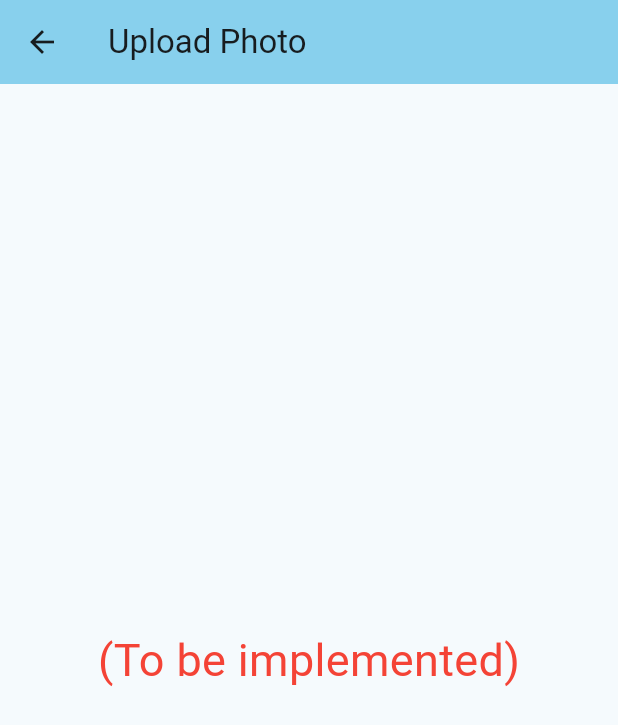
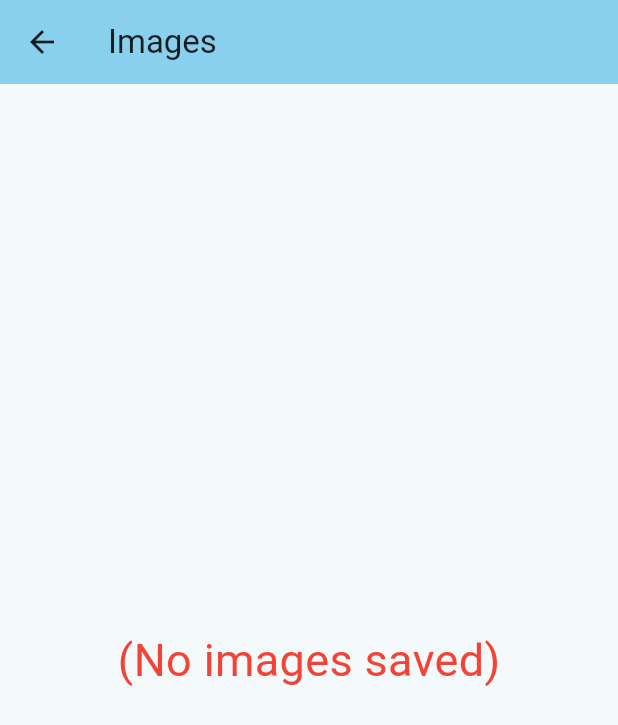
Before and after one commit to DBS-Group-Capstone/Lego-Brick-Counter, a Flutter app: the UploadphotoPage screen opened by its route, on a phone screen of 412 x 824 dp. Shown: the top 725 px of the screen. Run offline on Flutter 3.47's test engine with Material 3 defaults, Android fonts, the phone set to English and light mode, and no system bars; our stand-ins replace camera, cross_file, sqflite, sqflite_common_ffi; missing offline and left inert: cross_file_image; accounts and stored records are empty.

Commit message:
Added uploadphoto_viewimagePage.dart; Completed most of add_uploadphotoPage.dart

```diff
--- a/lib/HOME_addPage.dart
+++ b/lib/HOME_addPage.dart
@@ -96,7 +96,7 @@ class AddPage extends StatelessWidget {
                 Icon(Icons.add_photo_alternate, size: 120),
                 Spacer(),
                 Text(
-                  "Upload",
+                  "Images",
                   style: TextStyle(
                     fontSize: 20
                   )
--- a/lib/add_uploadphotoPage.dart
+++ b/lib/add_uploadphotoPage.dart
@@ -1,4 +1,6 @@
 import 'package:flutter/material.dart';
+import 'package:path_provider/path_provider.dart';
+import 'dart:io';
 
 class UploadphotoPage extends StatefulWidget {
   const UploadphotoPage({super.key});
@@ -9,8 +11,30 @@ class UploadphotoPage extends StatefulWidget {
 }
 
 class _UploadphotoPageState extends State<UploadphotoPage> {
+  List<File> imageList = [];
+
+  @override
+  void initState() {
+    super.initState();
+    count();
+  }
+
+  // For initState override; finds and counts images in folder
+  Future<void> count() async {
+    final apdodi = await getApplicationDocumentsDirectory();
+    final dir =  Directory('${apdodi.path}/images');
+
+    if(await dir.exists()) {
+      List<FileSystemEntity> images = dir.listSync();
+      setState(() {
+        imageList = images.whereType<File>().toList();
+      });
+    }
+  }
+
   @override
   Widget build(BuildContext context) {
+    if (imageList.isEmpty) {
       return Scaffold(
         appBar: AppBar(
           leading: IconButton(
@@ -20,11 +44,11 @@ class _UploadphotoPageState extends State<UploadphotoPage> {
             icon: Icon(Icons.arrow_back)
           ),
           backgroundColor: Theme.of(context).colorScheme.inversePrimary,
-        title: Text("Upload Photo"),
+          title: Text("Images"),
         ),
         body: Center(
           child: Text(
-          '(To be implemented)',
+            '(No images saved)',
             style: TextStyle(
               color: Colors.red,
               fontSize: 30
@@ -33,4 +57,52 @@ class _UploadphotoPageState extends State<UploadphotoPage> {
         )
       );
     }
+
+    return Scaffold(
+        appBar: AppBar(
+          leading: IconButton(
+            onPressed: () {
+              Navigator.of(context).pop();
+            },
+            icon: Icon(Icons.arrow_back)
+          ),
+          backgroundColor: Theme.of(context).colorScheme.inversePrimary,
+          title: Text("Images"),
+          actions: <Widget> [
+            IconButton(
+              onPressed: () {
+                // TODO: Nav to page for copying from filesystem
+              },
+              icon: Icon(Icons.add)
+            )
+          ]
+        ),
+        body: GridView.builder(
+          gridDelegate: const SliverGridDelegateWithFixedCrossAxisCount(
+            crossAxisCount: 3,
+            crossAxisSpacing: 4,
+            mainAxisSpacing: 4,
+          ),
+          itemCount: imageList.length,
+          itemBuilder: (context, index) {
+            return GestureDetector(
+              onTap: () {
+                // Upon return, resets state
+                Navigator.of(context).pushNamed('/viewimage', arguments: imageList[index]).then((_) {
+                  setState(() {
+                    count();
+                  });
+                });
+              },
+              child: Image.file(
+                imageList[index],
+                fit: BoxFit.cover,
+                width: 100,
+                height: 100
+              )
+            );
           }
+        )
+      );
+  }
+}
--- a/lib/main.dart
+++ b/lib/main.dart
@@ -19,6 +19,7 @@ import 'package:sqflite_common_ffi/sqflite_ffi.dart';
 import 'package:learn/camera_provider.dart';
 import 'package:provider/provider.dart';
 import 'package:learn/takephoto_checkimagePage.dart';
+import 'package:learn/uploadphoto_viewimagePage.dart';
 
 
 void main() async{
@@ -71,7 +72,8 @@ class MyApp extends StatelessWidget {
         '/legal' : (_) => LegalPage(),
         '/settings' : (_) => SettingsPage(),
         '/data' : (_) => DataPage(),
-        '/checkimage' : (_) => CheckimagePage()
+        '/checkimage' : (_) => CheckimagePage(),
+        '/viewimage' : (_) => ViewimagePage()
       }
     );
   }
```
Also changed, not shown: lib/takephoto_checkimagePage.dart (+7 -3 lines), lib/uploadphoto_viewimagePage.dart (added, +57 -0 lines). Lines whose indentation alone changed are shown as unchanged.
